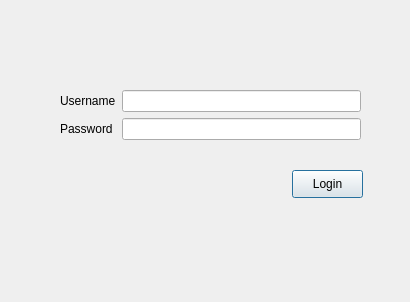
Above: layout/receiver_log_in.ui from trinhphamtrunghieu/curentTopic before the change. Below: the same form after it.
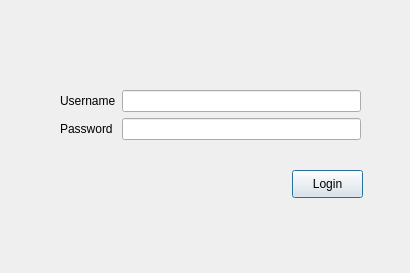
That is the form after the change.

```diff
--- a/layout/receiver_log_in.ui
+++ b/layout/receiver_log_in.ui
@@ -7,7 +7,7 @@
     <x>0</x>
     <y>0</y>
     <width>410</width>
-    <height>302</height>
+    <height>273</height>
    </rect>
   </property>
   <property name="windowTitle">
```
